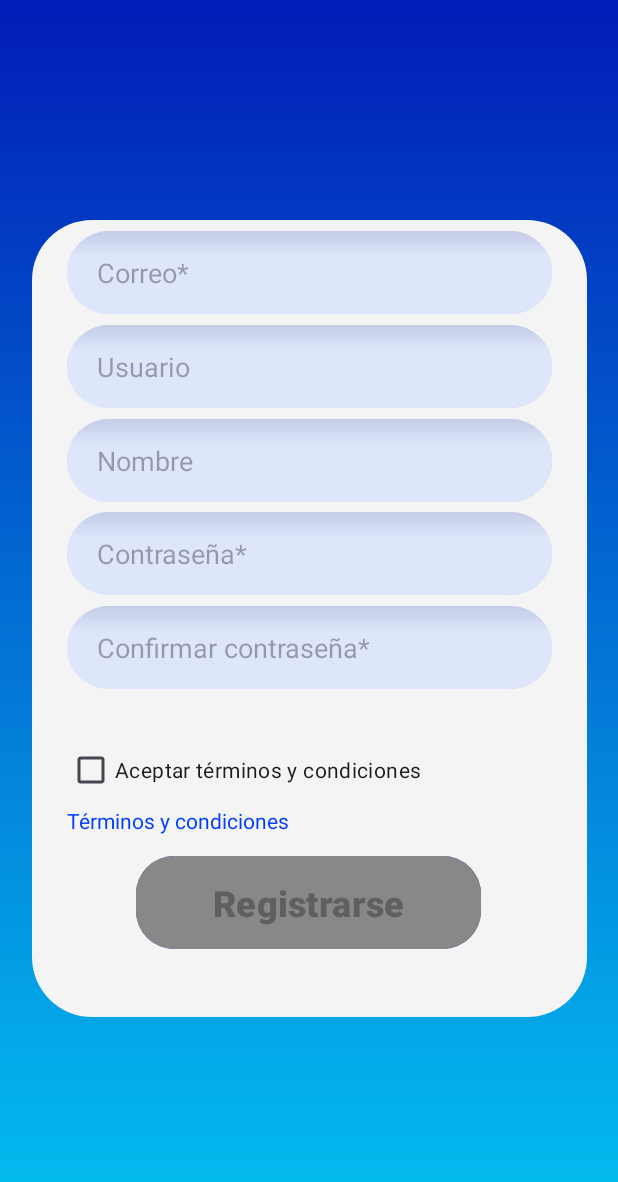
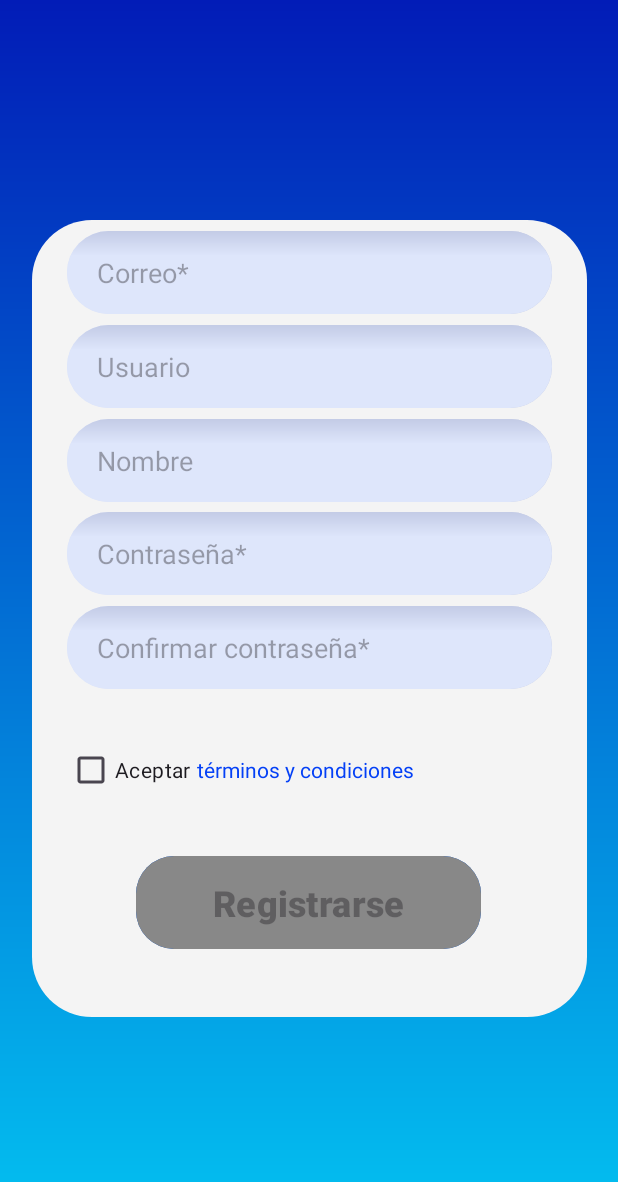
Before and after one commit to MarioCliment/PBIOMED_ANDROID, an Android app: the RegistrarseActivity screen opened directly, with no data from a screen before it, on a phone screen of 412 x 824 dp. Shown: the top 1182 px of the screen. Run offline under Robolectric (Android 15) with nearby library versions, the phone set to English and light mode, and no system bars; libraries missing offline, so code that uses them is left out: com.sendgrid.

Commit message:
verificado por T O R T O S A

```diff
--- a/src/app/src/main/res/layout/activity_registrarse.xml
+++ b/src/app/src/main/res/layout/activity_registrarse.xml
@@ -98,7 +98,7 @@
                 android:id="@+id/terminosCheckBox"
                 android:layout_width="wrap_content"
                 android:layout_height="wrap_content"
-                android:text="Aceptar términos y condiciones"
+                android:text="Aceptar"
                 app:layout_constraintBottom_toTopOf="@+id/botonRegistrarse"
                 app:layout_constraintStart_toStartOf="@+id/editTextTextPassword2"
                 app:layout_constraintTop_toBottomOf="@+id/editTextTextPassword2" />
@@ -124,10 +124,12 @@
                 android:id="@+id/terminosTextView"
                 android:layout_width="wrap_content"
                 android:layout_height="wrap_content"
-                android:text="Términos y condiciones"
+                android:layout_marginStart="4dp"
+                android:text="términos y condiciones"
                 android:textColor="#0440F6"
-                app:layout_constraintStart_toStartOf="@+id/terminosCheckBox"
-                app:layout_constraintTop_toBottomOf="@+id/terminosCheckBox" />
+                app:layout_constraintBottom_toBottomOf="@+id/terminosCheckBox"
+                app:layout_constraintStart_toEndOf="@+id/terminosCheckBox"
+                app:layout_constraintTop_toTopOf="@+id/terminosCheckBox" />
 
             <ImageView
                 android:id="@+id/imageView5"
```
